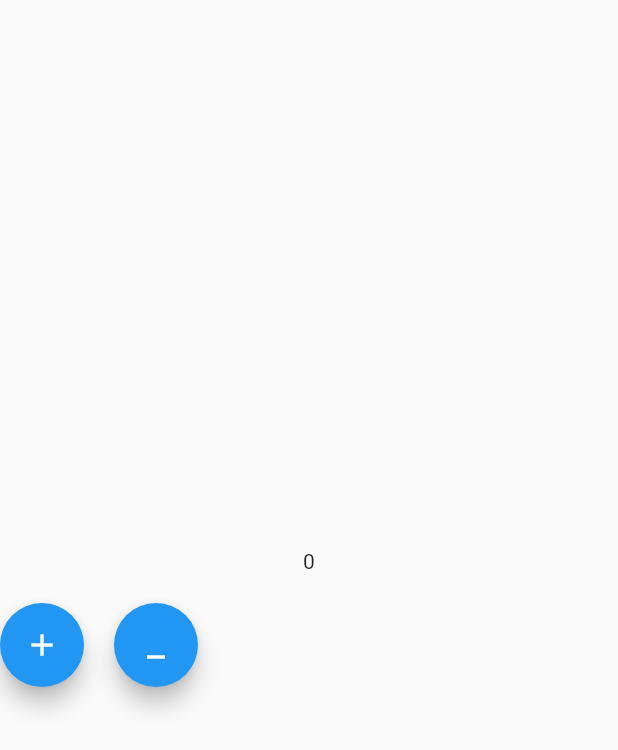
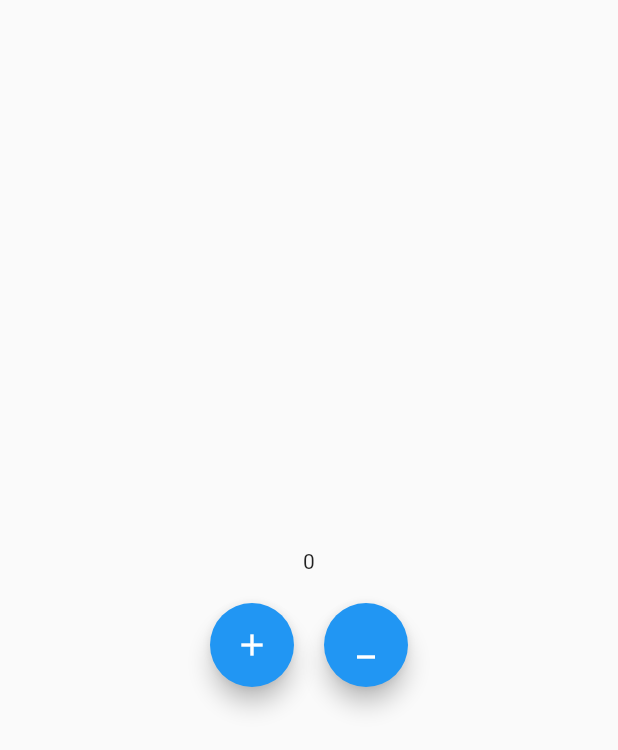
Before and after one commit to emeleonufavour/testing_stacked, a Flutter app: the screen it shows after launch, on a phone screen of 412 x 824 dp. Shown: the top 750 px of the screen. Run offline on Flutter 3.47's test engine with Material 2 defaults, Android fonts, the phone set to English and light mode, and no system bars; our stand-ins replace stacked, stacked_shared.

Commit message:
update on textwidget

```diff
--- a/lib/home.dart
+++ /dev/null
@@ -1,43 +0,0 @@
-import 'dart:developer';
-
-import 'package:flutter/material.dart';
-import 'package:flutter/src/widgets/framework.dart';
-import 'package:flutter/src/widgets/placeholder.dart';
-import 'package:stacked/stacked.dart';
-import 'package:stakced_tutorial/app/app.locator.dart';
-import 'package:stakced_tutorial/services/counterService.dart';
-import 'package:stakced_tutorial/widgets/View%20models/buttonViewModel.dart';
-import 'package:stakced_tutorial/widgets/views/decrementCounter.dart';
-import 'package:stakced_tutorial/widgets/views/display.dart';
-import 'package:stakced_tutorial/widgets/views/incrementButton.dart';
-
-class HomePage extends StatelessWidget {
-  const HomePage({super.key});
-
-  @override
-  Widget build(BuildContext context) {
-    return Scaffold(
-      body: Center(
-        child: Column(
-          mainAxisAlignment: MainAxisAlignment.center,
-          crossAxisAlignment: CrossAxisAlignment.center,
-          children: [
-            Display(),
-            const SizedBox(
-              height: 20,
-            ),
-            Row(
-              children: [
-                IncrementButton(),
-                const SizedBox(
-                  width: 20,
-                ),
-                DecrementButton(),
-              ],
-            )
-          ],
-        ),
-      ),
-    );
-  }
-}
--- a/lib/main.dart
+++ b/lib/main.dart
@@ -1,7 +1,8 @@
 import 'package:flutter/material.dart';
 import 'package:stakced_tutorial/app/app.locator.dart';
+import 'package:stakced_tutorial/ui/screens/home/home_view.dart';
 
-import 'home.dart';
+
 
 Future main() async {
   WidgetsFlutterBinding.ensureInitialized();
--- /dev/null
+++ b/lib/ui/screens/home/home_view.dart
@@ -0,0 +1,52 @@
+import 'package:flutter/material.dart';
+import 'package:stacked/stacked.dart';
+import 'package:stakced_tutorial/ui/screens/home/home_viewModel.dart';
+
+class HomePage extends StatelessWidget {
+  const HomePage({super.key});
+
+  @override
+  Widget build(BuildContext context) {
+    return ViewModelBuilder<ButtonViewModel>.reactive(
+      viewModelBuilder: () => ButtonViewModel(),
+      builder: (context, viewModel, child) {
+        return Scaffold(
+          body: Center(
+            child: Column(
+              mainAxisAlignment: MainAxisAlignment.center,
+              crossAxisAlignment: CrossAxisAlignment.center,
+              children: [
+                Text(viewModel.counter.toString()),
+                const SizedBox(
+                  height: 20,
+                ),
+                Row(
+                  mainAxisAlignment: MainAxisAlignment.center,
+                  children: [
+                    FloatingActionButton(
+                      onPressed: viewModel.incrementCounter,
+                      child: const Icon(
+                        Icons.add,
+                        color: Colors.white,
+                      ),
+                    ),
+                    const SizedBox(
+                      width: 20,
+                    ),
+                    FloatingActionButton(
+                      onPressed: viewModel.decrementCounter,
+                      child: const Icon(
+                        Icons.minimize,
+                        color: Colors.white,
+                      ),
+                    )
+                  ],
+                )
+              ],
+            ),
+          ),
+        );
+      },
+    );
+  }
+}
--- a/lib/widgets/View models/buttonViewModel.dart
+++ b/lib/ui/screens/home/home_viewModel.dart
@@ -1,7 +1,7 @@
 import 'package:stacked/stacked.dart';
 
-import '../../app/app.locator.dart';
-import '../../services/counterService.dart';
+import '../../../app/app.locator.dart';
+import '../../../services/counterService.dart';
 
 class ButtonViewModel extends BaseViewModel {
   final _counterService = locator<CounterService>();
--- a/lib/widgets/views/decrementCounter.dart
+++ /dev/null
@@ -1,22 +0,0 @@
-import 'package:flutter/material.dart';
-import 'package:stacked/stacked.dart';
-
-import '../../home.dart';
-import '../View models/buttonViewModel.dart';
-
-class DecrementButton extends StatelessWidget {
-  @override
-  Widget build(BuildContext context) {
-    return ViewModelBuilder<ButtonViewModel>.reactive(
-        viewModelBuilder: () => ButtonViewModel(),
-        builder: (context, model, _) {
-          return FloatingActionButton(
-            onPressed: model.decrementCounter,
-            child: const Icon(
-              Icons.minimize,
-              color: Colors.white,
-            ),
-          );
-        });
-  }
-}
--- a/lib/widgets/views/display.dart
+++ /dev/null
@@ -1,15 +0,0 @@
-import 'package:flutter/material.dart';
-import 'package:stacked/stacked.dart';
-
-import '../View models/buttonViewModel.dart';
-
-class Display extends StatelessWidget {
-  @override
-  Widget build(BuildContext context) {
-    return ViewModelBuilder<ButtonViewModel>.reactive(
-        viewModelBuilder: () => ButtonViewModel(),
-        builder: (context, model, _) {
-          return Text(model.counter.toString());
-        });
-  }
-}
--- a/lib/widgets/views/incrementButton.dart
+++ /dev/null
@@ -1,22 +0,0 @@
-import 'package:flutter/material.dart';
-import 'package:stacked/stacked.dart';
-
-import '../../home.dart';
-import '../View models/buttonViewModel.dart';
-
-class IncrementButton extends StatelessWidget {
-  @override
-  Widget build(BuildContext context) {
-    return ViewModelBuilder.reactive(
-        viewModelBuilder: () => ButtonViewModel(),
-        builder: (context, model, _) {
-          return FloatingActionButton(
-            onPressed: model.incrementCounter,
-            child: const Icon(
-              Icons.add,
-              color: Colors.white,
-            ),
-          );
-        });
-  }
-}
```
